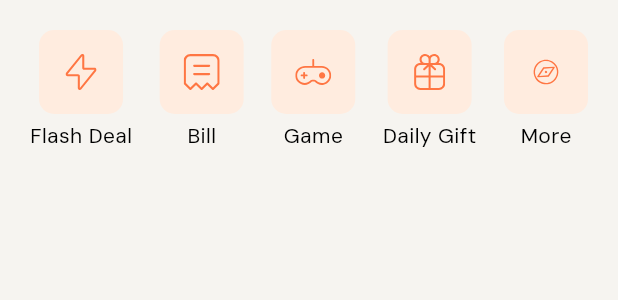
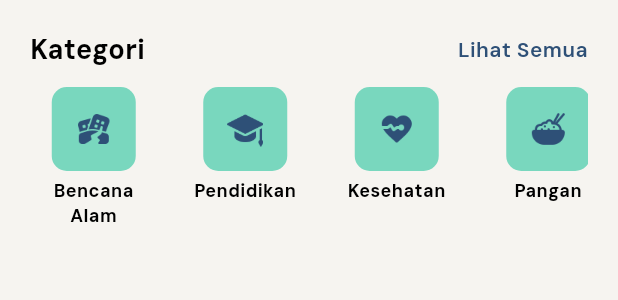
Before and after one commit to Khafidhfuadi/donation_app, a Flutter app: the Categories widget shown alone on an empty page, opened directly, on a phone screen of 412 x 824 dp. Shown: the top 300 px of the screen. Run offline on Flutter 3.47's test engine with Material 3 defaults, Android fonts, the phone set to English and light mode, and no system bars; our stand-ins replace flutter_svg, get, shared_preferences, supabase_flutter; accounts and stored records are empty.

Commit message:
Update categories and donation info with new images and layout adjustments

```diff
--- a/lib/screens/home/components/categories.dart
+++ b/lib/screens/home/components/categories.dart
@@ -1,5 +1,5 @@
+import 'package:donation_app/constants.dart';
 import 'package:flutter/material.dart';
-import 'package:flutter_svg/flutter_svg.dart';
 
 class Categories extends StatelessWidget {
   const Categories({super.key});
@@ -7,25 +7,56 @@ class Categories extends StatelessWidget {
   @override
   Widget build(BuildContext context) {
     List<Map<String, dynamic>> categories = [
-      {"icon": "assets/icons/Flash Icon.svg", "text": "Flash Deal"},
-      {"icon": "assets/icons/Bill Icon.svg", "text": "Bill"},
-      {"icon": "assets/icons/Game Icon.svg", "text": "Game"},
-      {"icon": "assets/icons/Gift Icon.svg", "text": "Daily Gift"},
-      {"icon": "assets/icons/Discover.svg", "text": "More"},
+      {"icon": "assets/images/disaster.png", "text": "Bencana Alam"},
+      {"icon": "assets/images/edu.png", "text": "Pendidikan"},
+      {"icon": "assets/images/health.png", "text": "Kesehatan"},
+      {"icon": "assets/images/rice.png", "text": "Pangan"},
+      {"icon": "assets/images/road.png", "text": "Infrastruktur"},
     ];
     return Padding(
       padding: const EdgeInsets.all(20),
+      child: Column(
+        children: [
+          //categories title
+          const Row(
+            mainAxisAlignment: MainAxisAlignment.spaceBetween,
+            children: [
+              Text(
+                "Kategori",
+                style: TextStyle(
+                  color: kTextColor,
+                  fontSize: 18,
+                  fontWeight: FontWeight.bold,
+                ),
+              ),
+              Text(
+                "Lihat Semua",
+                style: TextStyle(
+                  color: kPrimaryColor,
+                  fontWeight: FontWeight.w600,
+                ),
+              ),
+            ],
+          ),
+          const SizedBox(height: 12),
+          SingleChildScrollView(
+            scrollDirection: Axis.horizontal,
             child: Row(
-        mainAxisAlignment: MainAxisAlignment.spaceBetween,
               crossAxisAlignment: CrossAxisAlignment.start,
               children: List.generate(
                 categories.length,
-          (index) => CategoryCard(
+                (index) => Padding(
+                  padding: const EdgeInsets.only(right: 16),
+                  child: CategoryCard(
                     icon: categories[index]["icon"],
                     text: categories[index]["text"],
                     press: () {},
                   ),
                 ),
+              ),
+            ),
+          ),
+        ],
       ),
     );
   }
@@ -46,6 +77,8 @@ class CategoryCard extends StatelessWidget {
   Widget build(BuildContext context) {
     return GestureDetector(
       onTap: press,
+      child: SizedBox(
+        width: 85,
         child: Column(
           children: [
             Container(
@@ -53,14 +86,23 @@ class CategoryCard extends StatelessWidget {
               height: 56,
               width: 56,
               decoration: BoxDecoration(
-              color: const Color(0xFFFFECDF),
+                color: const Color(0xFF79D7BE),
                 borderRadius: BorderRadius.circular(10),
               ),
-            child: SvgPicture.asset(icon),
+              child: Image.asset(
+                icon,
+                width: 24,
+              ),
             ),
             const SizedBox(height: 4),
-          Text(text, textAlign: TextAlign.center)
+            Text(text,
+                style: TextStyle(
+                  fontSize: 12,
+                  fontWeight: FontWeight.w700,
+                ),
+                textAlign: TextAlign.center)
           ],
+        ),
       ),
     );
   }
--- a/lib/screens/home/components/donation_info_card.dart
+++ b/lib/screens/home/components/donation_info_card.dart
@@ -53,7 +53,7 @@ class DonationInfoCard extends GetView<AuthService> {
                   'Total Donasimu',
                 ),
                 _buildInfoTile(
-                  'assets/images/solidarity.png',
+                  'assets/images/charity.png',
                   '${userStats?.totalDonationsMade ?? 0}x',
                   'Berdonasi',
                 ),
```
Also changed, not shown: assets/images/charity.png (added), assets/images/disaster.png (added), assets/images/edu.png (added), assets/images/health.png (added), assets/images/rice.png (added), assets/images/road.png (added). Lines whose indentation alone changed are shown as unchanged.
